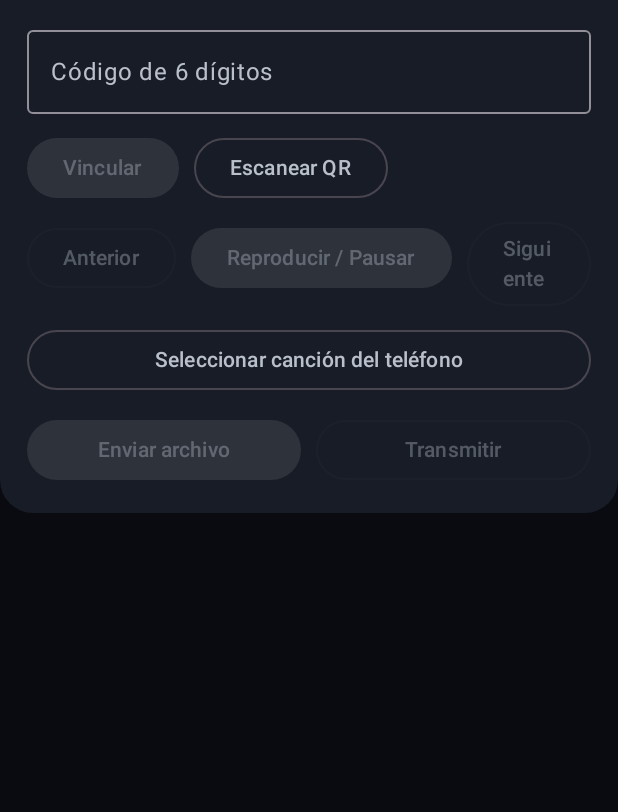
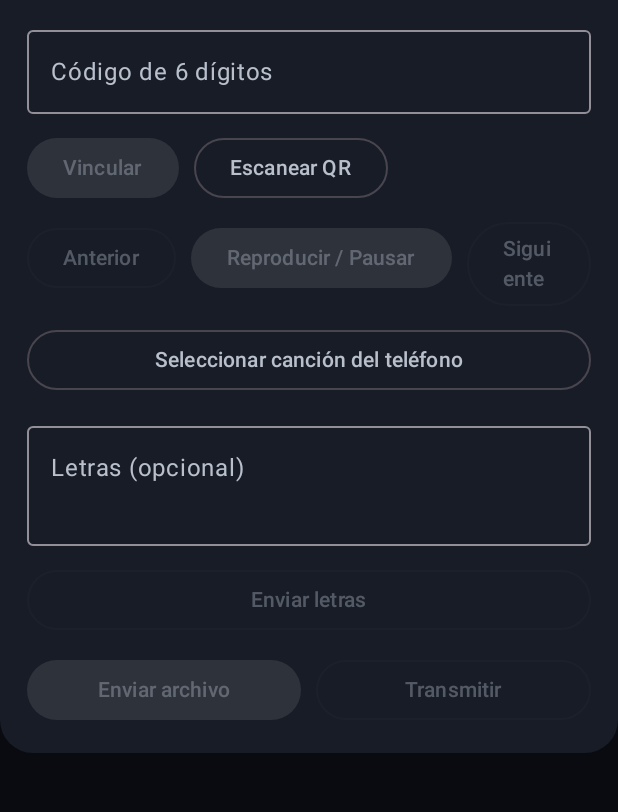
Before and after one commit to jhooni467/Sonora, an Android app built with Jetpack Compose: the composable SonoraBridgePanel shown on its own in the app's theme, on a phone screen of 412 x 824 dp, the part 231-1043 px from its top. Run offline under Robolectric (Android 15) with nearby library versions, the phone set to English and light mode, and no system bars; libraries missing offline, so code that uses them is left out: com.journeyapps.barcodescanner; 3 statements that could not run were skipped.

Commit message:
Add manual lyrics sharing to TV receiver

```diff
--- a/remote/src/main/java/com/sonora/remote/ui/SonoraBridgePanel.kt
+++ b/remote/src/main/java/com/sonora/remote/ui/SonoraBridgePanel.kt
@@ -36,6 +36,7 @@ fun SonoraBridgePanel() {
     var code by remember { mutableStateOf("") }
     var connected by remember { mutableStateOf(false) }
     var status by remember { mutableStateOf("Conecta tu teléfono con SONORA TV") }
+    var lyrics by remember { mutableStateOf("") }
     var selectedUri by remember { mutableStateOf<android.net.Uri?>(null) }
     val picker = rememberLauncherForActivityResult(
         androidx.activity.result.contract.ActivityResultContracts.OpenDocument()
@@ -107,6 +108,19 @@ fun SonoraBridgePanel() {
                 onClick = { picker.launch(arrayOf("audio/*")) },
                 modifier = Modifier.fillMaxWidth()
             ) { Text(selectedUri?.lastPathSegment ?: "Seleccionar canción del teléfono") }
+            OutlinedTextField(
+                value = lyrics,
+                onValueChange = { lyrics = it },
+                modifier = Modifier.fillMaxWidth(),
+                label = { Text("Letras (opcional)") },
+                minLines = 2,
+                maxLines = 4
+            )
+            OutlinedButton(
+                onClick = { client.sendLyrics(lyrics); status = "Letras enviadas a la TV" },
+                enabled = connected && lyrics.isNotBlank(),
+                modifier = Modifier.fillMaxWidth()
+            ) { Text("Enviar letras") }
             Row(horizontalArrangement = Arrangement.spacedBy(10.dp)) {
                 Button(
                     onClick = {
```
